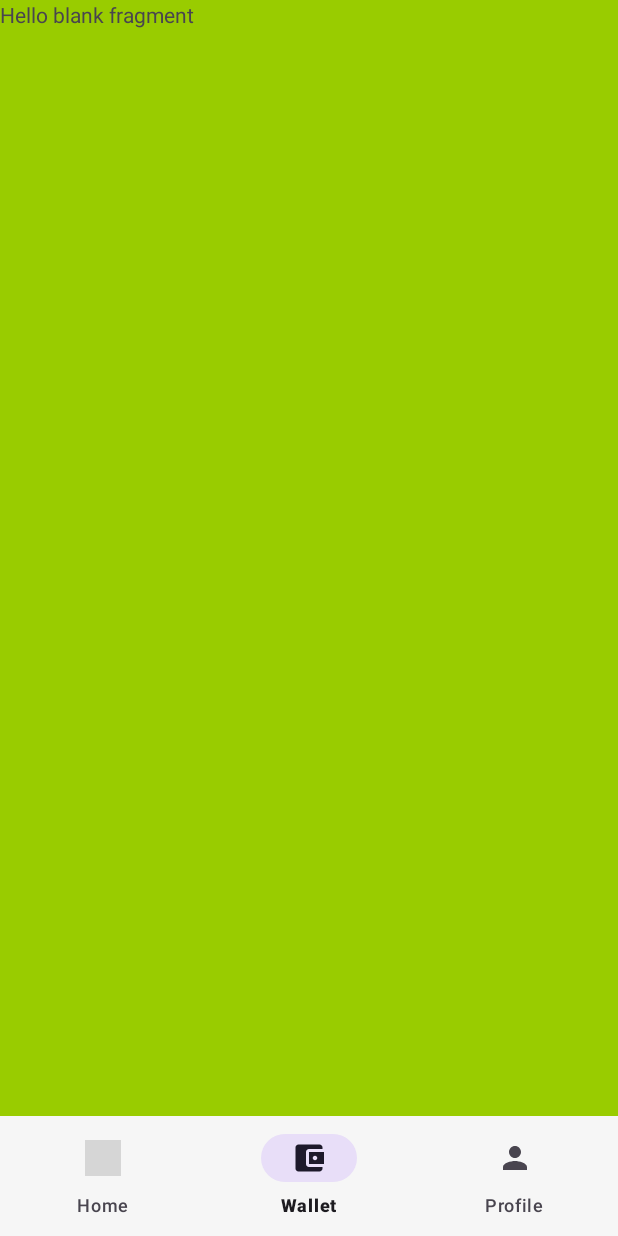
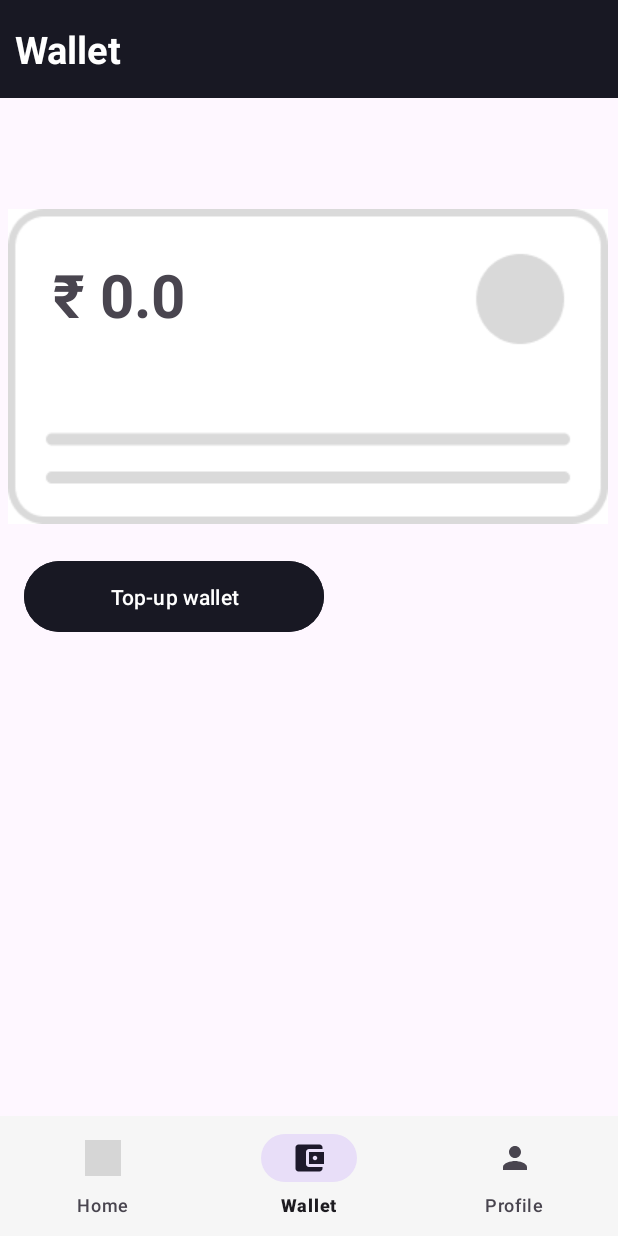
Before and after one commit to Chandra23sekhar/Project_A, an Android app: the screen it shows after launch (MainActivity), item 2 of the bottom bar chosen, on a phone screen of 412 x 824 dp. Run offline under Robolectric (Android 15) with nearby library versions, the phone set to English and light mode, and no system bars; grey boxes are pictures that could not be loaded.

Commit message:
completed-wallet-ui
Signed-off-by: Chandra23sekhar <chan23du@gmail.com>

```diff
--- a/app/src/main/res/layout/fragment_wallet.xml
+++ b/app/src/main/res/layout/fragment_wallet.xml
@@ -1,15 +1,67 @@
 <?xml version="1.0" encoding="utf-8"?>
-<FrameLayout xmlns:android="http://schemas.android.com/apk/res/android"
+<androidx.constraintlayout.widget.ConstraintLayout xmlns:android="http://schemas.android.com/apk/res/android"
+    xmlns:app="http://schemas.android.com/apk/res-auto"
     xmlns:tools="http://schemas.android.com/tools"
     android:layout_width="match_parent"
-    android:background="@android:color/holo_green_light"
     android:layout_height="match_parent"
+    android:orientation="vertical"
     tools:context=".WalletFragment">
 
     <!-- TODO: Update blank fragment layout -->
+
+
+    <LinearLayout
+        android:id="@+id/linearLayout2"
+        android:layout_width="match_parent"
+        android:layout_height="65dp"
+        android:background="#181823"
+        android:gravity="center"
+        android:padding="10dp"
+        app:layout_constraintBottom_toBottomOf="parent"
+        app:layout_constraintEnd_toEndOf="parent"
+        app:layout_constraintHorizontal_bias="0.0"
+        app:layout_constraintStart_toStartOf="parent"
+        app:layout_constraintTop_toTopOf="parent"
+        app:layout_constraintVertical_bias="0.0">
+
+        <TextView
+            android:id="@+id/textView3"
+            android:layout_width="wrap_content"
+            android:layout_height="wrap_content"
+            android:layout_weight="1"
+            android:text="Wallet"
+            android:textColor="@color/white"
+            android:textSize="25dp"
+            android:textStyle="bold" />
+    </LinearLayout>
+
     <TextView
-        android:layout_width="match_parent"
-        android:layout_height="match_parent"
-        android:text="@string/hello_blank_fragment" />
+        android:id="@+id/textView4"
+        android:layout_width="400dp"
+        android:layout_height="wrap_content"
+        android:background="@drawable/card"
+        android:padding="30dp"
+        android:text="₹ 0.0"
+        android:textSize="40dp"
+        android:textStyle="bold"
+        app:layout_constraintBottom_toBottomOf="parent"
+        app:layout_constraintEnd_toEndOf="parent"
+        app:layout_constraintHorizontal_bias="0.454"
+        app:layout_constraintStart_toStartOf="parent"
+        app:layout_constraintTop_toBottomOf="@+id/linearLayout2"
+        app:layout_constraintVertical_bias="0.135" />
 
-</FrameLayout>
+    <Button
+        android:id="@+id/button"
+        android:layout_width="200dp"
+        android:layout_height="55dp"
+        android:backgroundTint="#181823"
+        android:text="Top-up wallet"
+        app:layout_constraintBottom_toBottomOf="parent"
+        app:layout_constraintEnd_toEndOf="parent"
+        app:layout_constraintHorizontal_bias="0.075"
+        app:layout_constraintStart_toStartOf="parent"
+        app:layout_constraintTop_toBottomOf="@+id/textView4"
+        app:layout_constraintVertical_bias="0.05" />
+
+</androidx.constraintlayout.widget.ConstraintLayout>
```
Also changed, not shown: app/src/main/res/drawable/card.png (added).
